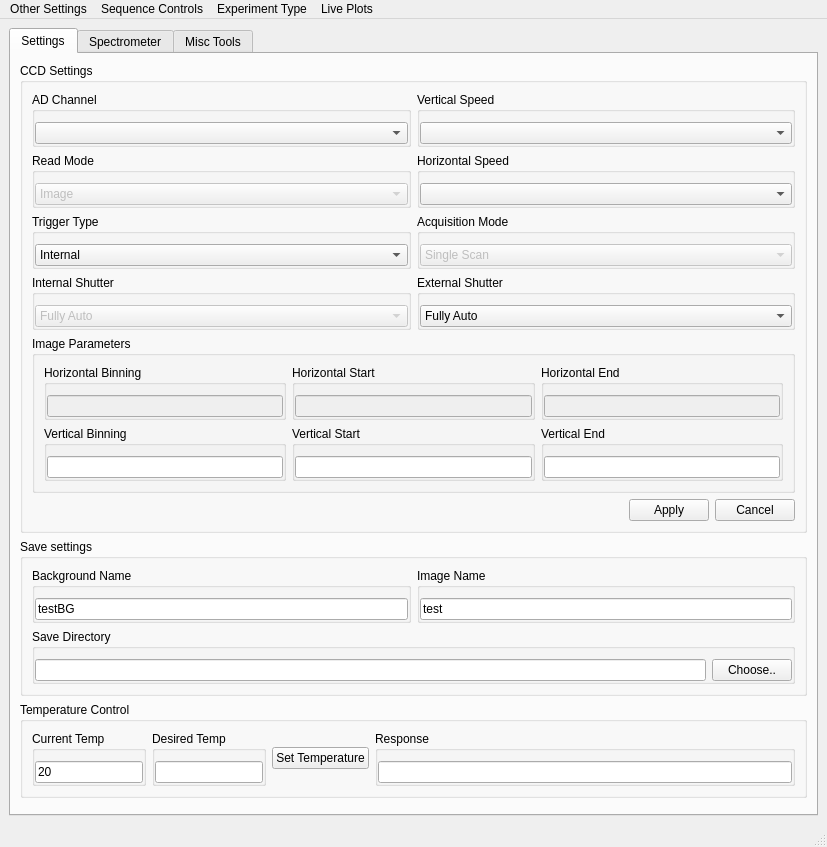
Qt form UIs/mainWindow.ui (SherwinGroup/EMCCD-psychic) before a commit.
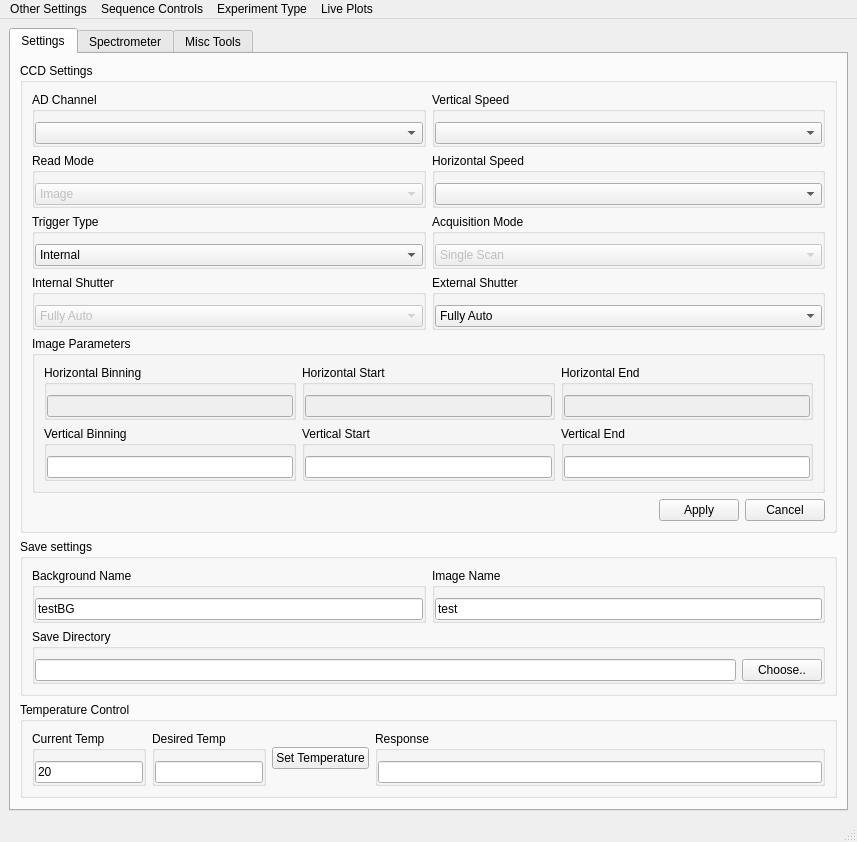
The same form after that commit. Icons and pictures are not drawn. Custom widgets are drawn as their Qt base class.

The edit to the form file:
```diff
--- a/UIs/mainWindow.ui
+++ b/UIs/mainWindow.ui
@@ -6,8 +6,8 @@
    <rect>
     <x>0</x>
     <y>0</y>
-    <width>827</width>
-    <height>847</height>
+    <width>857</width>
+    <height>735</height>
    </rect>
   </property>
   <property name="windowTitle">
@@ -1136,7 +1136,7 @@
     <rect>
      <x>0</x>
      <y>0</y>
-     <width>827</width>
+     <width>857</width>
      <height>21</height>
     </rect>
    </property>
@@ -1425,6 +1425,11 @@
    <extends>QLineEdit</extends>
    <header>InstsAndQt.customQt</header>
   </customwidget>
+  <customwidget>
+   <class>MCLineEdit</class>
+   <extends>QLineEdit</extends>
+   <header>InstsAndQt.cQt.MCLineEdit</header>
+  </customwidget>
  </customwidgets>
  <tabstops>
   <tabstop>cSettingsADChannel</tabstop>
```
Left out of the diff: 14 changed lines with no effect on the pictures.
